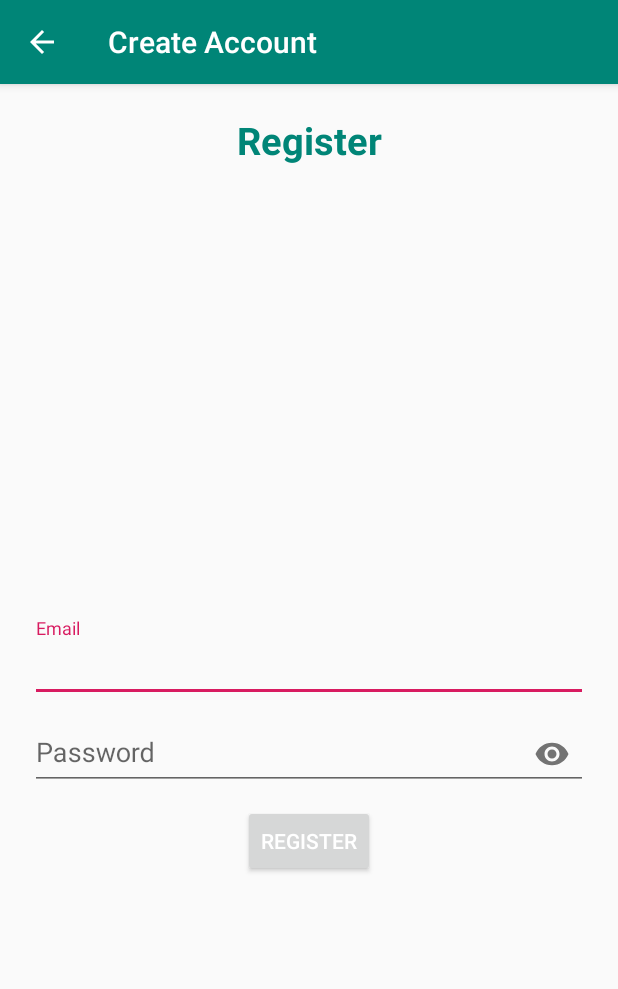
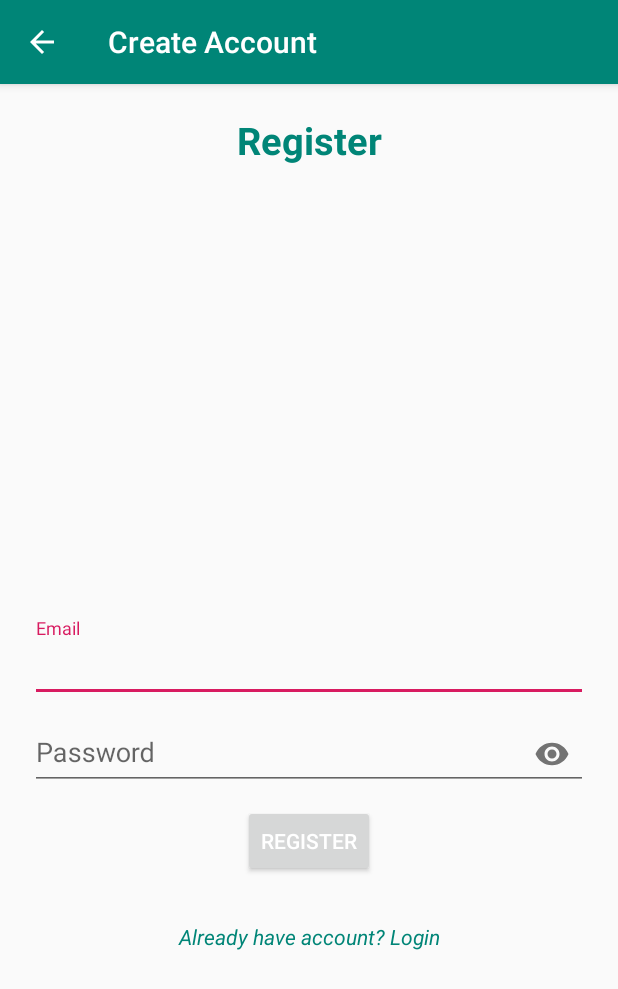
Before and after one commit to Alimustoofaa/Kloset-social-media-app, an Android app: the RegisterActivity screen opened directly, with no data from a screen before it, on a phone screen of 412 x 824 dp. Shown: the top 989 px of the screen. Run offline under Robolectric (Android 15) with nearby library versions, the phone set to English and light mode, and no system bars; our stand-ins replace Firebase (no records; nobody signed in at launch, a user with empty details on screens opened directly).

Commit message:
handle have account on RegisterActivity

```diff
--- a/app/src/main/AndroidManifest.xml
+++ b/app/src/main/AndroidManifest.xml
@@ -11,6 +11,7 @@
         android:roundIcon="@mipmap/ic_launcher_round"
         android:supportsRtl="true"
         android:theme="@style/AppTheme">
+        <activity android:name=".LoginActivity"></activity>
         <activity android:name=".ProfileActivity">
             <intent-filter>
                 <action android:name="android.intent.action.MAIN" />
@@ -19,8 +20,7 @@
             </intent-filter>
         </activity>
         <activity android:name=".RegisterActivity" />
-        <activity android:name=".MainActivity"/>
-
+        <activity android:name=".MainActivity" />
     </application>
 
 </manifest>
--- a/app/src/main/java/com/alimustofa/kloset/RegisterActivity.java
+++ b/app/src/main/java/com/alimustofa/kloset/RegisterActivity.java
@@ -13,6 +13,7 @@
 import android.view.View;
 import android.widget.Button;
 import android.widget.EditText;
+import android.widget.TextView;
 import android.widget.Toast;
 
 import com.google.android.gms.tasks.OnCompleteListener;
@@ -28,6 +29,7 @@
     //view
     EditText mEmailEt, mPasswordEt;
     Button mRegisterBtn;
+    TextView mhave_accountTV;
 
 
     ProgressDialog progressDialog;
@@ -52,6 +54,7 @@
         mEmailEt = findViewById(R.id.emailEt);
         mPasswordEt = findViewById(R.id.passwordEt);
         mRegisterBtn = findViewById(R.id.registerBtn);
+        mhave_accountTV = findViewById(R.id.have_accountTV);
 
         // Initialize Firebase Auth
         mAuth = FirebaseAuth.getInstance();
@@ -117,6 +120,14 @@
                 });
             }
         });
+
+        //handle click have account
+        mhave_accountTV.setOnClickListener(new View.OnClickListener() {
+            @Override
+            public void onClick(View v) {
+                startActivity(new Intent(RegisterActivity.this, LoginActivity.class) );
+            }
+        });
     }
 
     @Override
--- a/app/src/main/res/layout/activity_register.xml
+++ b/app/src/main/res/layout/activity_register.xml
@@ -52,7 +52,6 @@
             android:layout_height="wrap_content"/>
 
     </com.google.android.material.textfield.TextInputLayout>
-
     //button
     <Button
         android:id="@+id/registerBtn"
@@ -64,4 +63,15 @@
         android:layout_height="wrap_content"
         android:layout_below="@id/passwordTIL"/>
 
+    <TextView
+        android:id="@+id/have_accountTV"
+        android:text="Already have account? Login"
+        android:layout_below="@+id/registerBtn"
+        android:layout_marginTop="30dp"
+        android:textAlignment="center"
+        android:textStyle="italic"
+        android:textColor="@color/colorPrimary"
+        android:layout_width="match_parent"
+        android:layout_height="wrap_content"/>
+
 </RelativeLayout>
```
Also changed, not shown: app/src/main/java/com/alimustofa/kloset/LoginActivity.java (added, +29 -0 lines), app/src/main/res/layout/activity_login.xml (added, +9 -0 lines).
